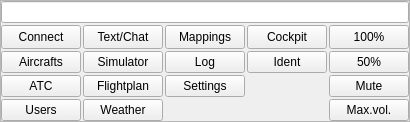
Qt form src/blackgui/components/mainkeypadareacomponent.ui (swift-project/pilotclient) before a commit.
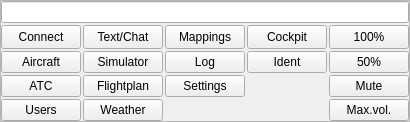
The same form after that commit.

Commit message: refs #358, aircrafts -> aircraft in GUI

The edit to the form file:
```diff
--- a/src/blackgui/components/mainkeypadareacomponent.ui
+++ b/src/blackgui/components/mainkeypadareacomponent.ui
@@ -194,7 +194,7 @@
          </size>
         </property>
         <property name="text">
-         <string>Aircrafts</string>
+         <string>Aircraft</string>
         </property>
         <property name="checkable">
          <bool>true</bool>
```
The commit also changes 3 other files.
